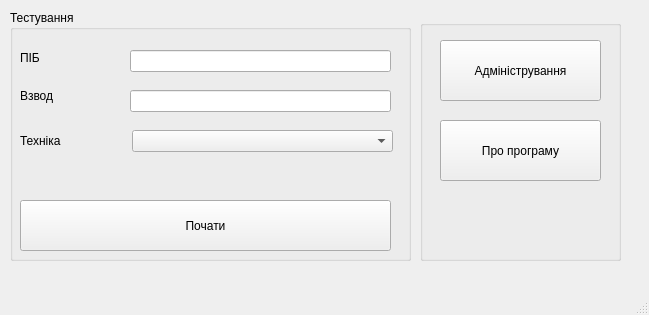
This is mainwindow.ui in Win9XCHI/Fastening_test as Qt 5 draws it before an edit. The edited form follows.
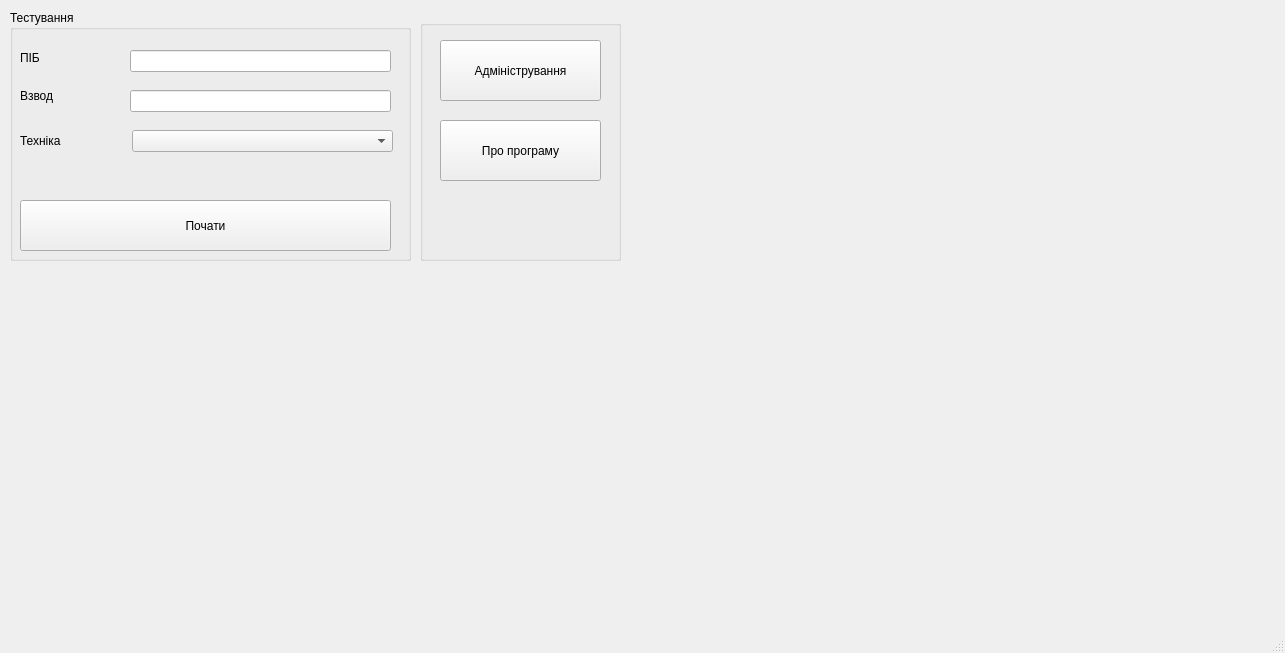
This is the edited form.

Diff of the .ui file:
```diff
--- a/mainwindow.ui
+++ b/mainwindow.ui
@@ -6,8 +6,8 @@
    <rect>
     <x>0</x>
     <y>0</y>
-    <width>649</width>
-    <height>315</height>
+    <width>1285</width>
+    <height>653</height>
    </rect>
   </property>
   <property name="windowTitle">
```
Left out of the diff: 2 changed lines with no effect on the pictures.
